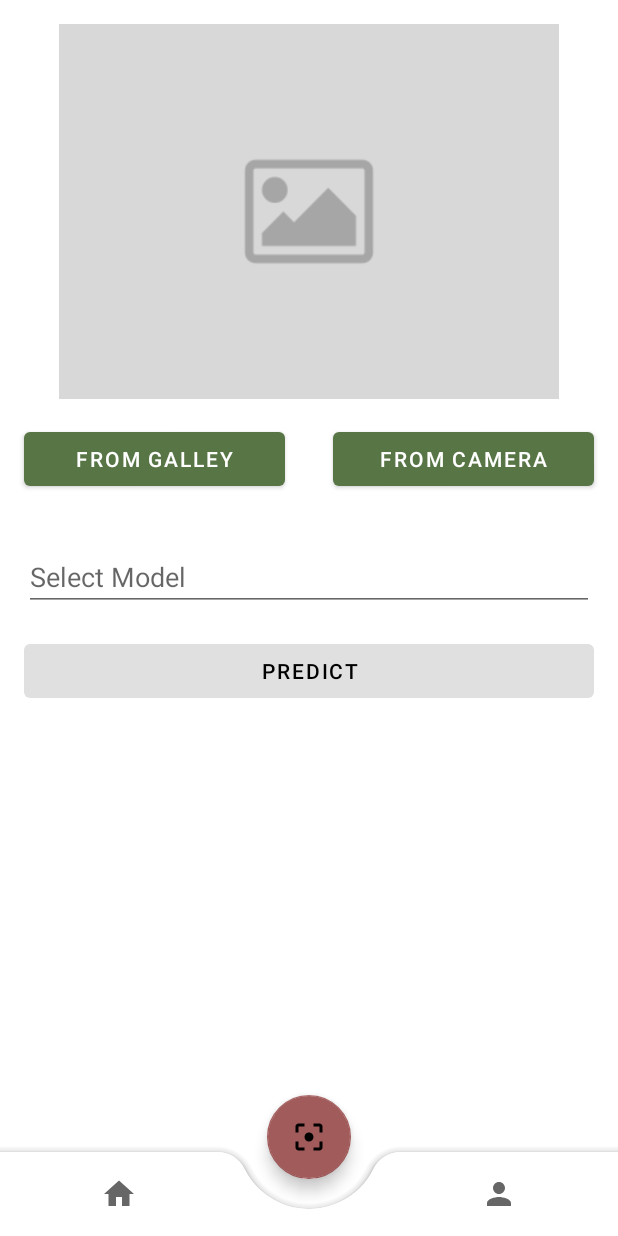
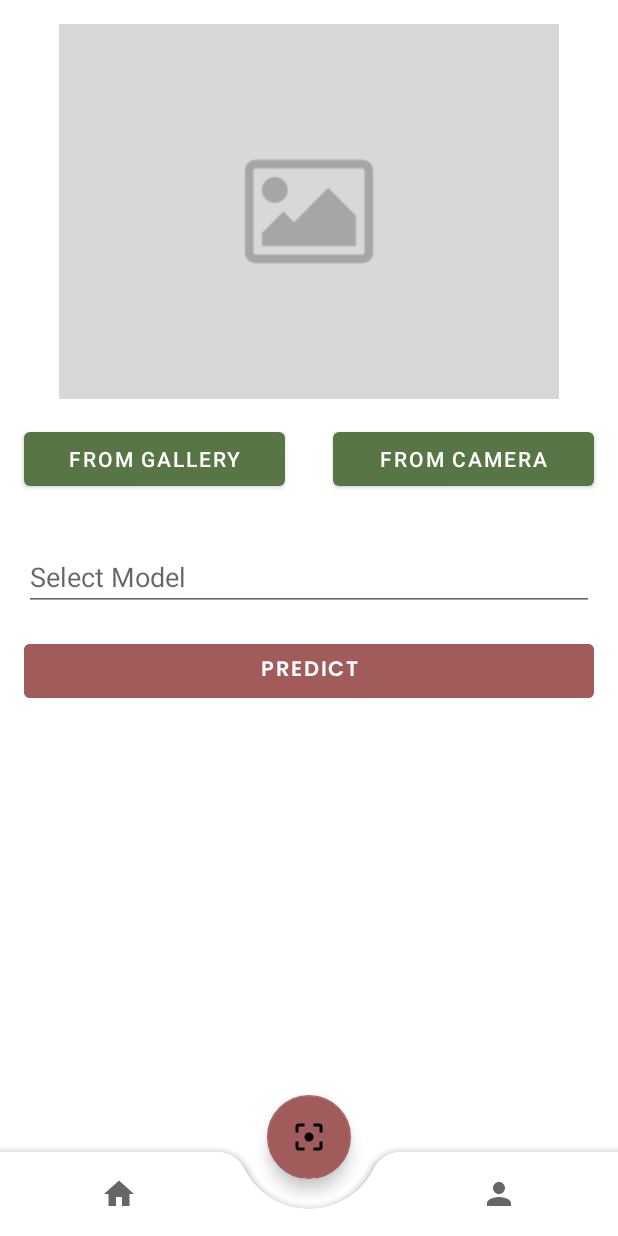
Before and after one commit to muhfadh/BudayAI, an Android app: the AnalysFragment screen opened through its navigation route, on a phone screen of 412 x 824 dp. Run offline under Robolectric (Android 15) with nearby library versions, the phone set to English and light mode, and no system bars; our stand-ins replace navigation-ui; libraries missing offline, so code that uses them is left out: androidx.viewbinding; pictures from the network do not load; 8 statements that could not run were skipped.

Commit message:
update xml analys

```diff
--- a/MD/BudayAI/app/src/main/res/layout/fragment_analys.xml
+++ b/MD/BudayAI/app/src/main/res/layout/fragment_analys.xml
@@ -18,11 +18,11 @@
             android:id="@+id/v_image"
             android:layout_width="0dp"
             android:layout_height="250dp"
-            app:layout_constraintTop_toTopOf="parent"
+            android:layout_margin="16dp"
+            android:src="@drawable/placeholder_image"
             app:layout_constraintEnd_toEndOf="parent"
             app:layout_constraintStart_toStartOf="parent"
-            android:src="@drawable/placeholder_image"
-            android:layout_margin="16dp"/>
+            app:layout_constraintTop_toTopOf="parent" />
 
         <LinearLayout
             android:id="@+id/btn_image"
@@ -37,7 +37,7 @@
                 android:id="@+id/btn_took_galery"
                 android:layout_width="match_parent"
                 android:layout_height="wrap_content"
-                android:text="From Galley"
+                android:text="From Gallery"
                 android:layout_weight="1"
                 android:textColor="@color/white"
                 android:layout_margin="16dp" />
@@ -70,7 +70,9 @@
             android:layout_width="0dp"
             android:layout_height="wrap_content"
             android:layout_margin="16dp"
-            android:textColor="@color/black"
+            android:textColor="@color/white"
+            android:fontFamily="@font/poppins_semi_bold"
+            android:backgroundTint="@color/choco"
             app:layout_constraintStart_toStartOf="parent"
             app:layout_constraintEnd_toEndOf="parent"
             app:layout_constraintTop_toBottomOf="@+id/tv_select_model"
```
